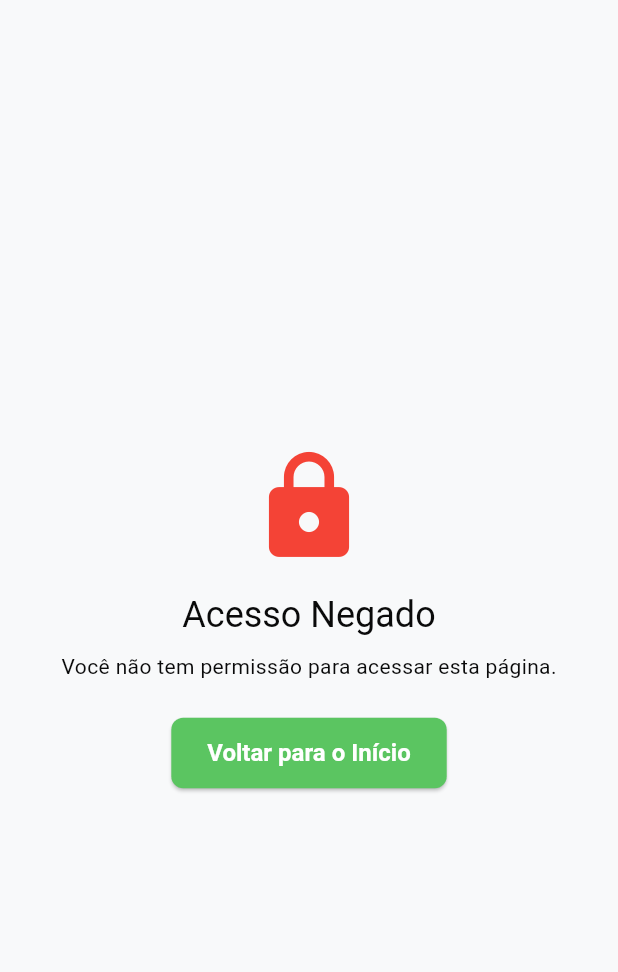
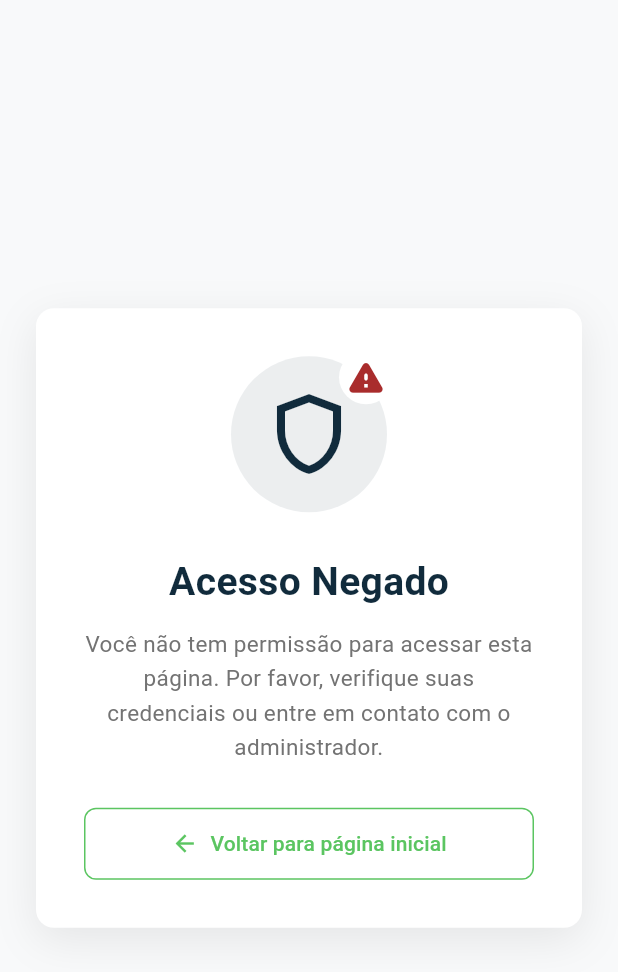
Before and after one commit to cidade-integra/cidade-integra-mobile, a Flutter app: the AccessDeniedScreen screen opened by its route, on a phone screen of 412 x 824 dp. Shown: the top 972 px of the screen. Run offline on Flutter 3.47's test engine with Material 3 defaults, Android fonts, the phone set to English and light mode, and no system bars; our stand-ins replace flutter_svg, go_router.

Commit message:
feat: implement Access Denied screen with brand styling and card layout
Made-with: Cursor

```diff
--- a/cidade_integra/lib/screens/access_denied_screen.dart
+++ b/cidade_integra/lib/screens/access_denied_screen.dart
@@ -1,5 +1,6 @@
 import 'package:flutter/material.dart';
 import 'package:go_router/go_router.dart';
+import '../utils/app_theme.dart';
 
 class AccessDeniedScreen extends StatelessWidget {
   const AccessDeniedScreen({super.key});
@@ -7,22 +8,93 @@ class AccessDeniedScreen extends StatelessWidget {
   @override
   Widget build(BuildContext context) {
     return Scaffold(
+      backgroundColor: AppColors.fundo,
       body: Center(
-        child: Column(
-          mainAxisAlignment: MainAxisAlignment.center,
-          children: [
-            const Icon(Icons.lock, size: 80, color: Colors.red),
-            const SizedBox(height: 16),
-            Text('Acesso Negado',
-                style: Theme.of(context).textTheme.headlineSmall),
-            const SizedBox(height: 8),
-            const Text('Você não tem permissão para acessar esta página.'),
-            const SizedBox(height: 24),
-            ElevatedButton(
-              onPressed: () => context.go('/'),
-              child: const Text('Voltar para o Início'),
+        child: Padding(
+          padding: const EdgeInsets.symmetric(horizontal: 24),
+          child: Container(
+            constraints: const BoxConstraints(maxWidth: 400),
+            padding: const EdgeInsets.all(32),
+            decoration: BoxDecoration(
+              color: AppColors.branco,
+              borderRadius: BorderRadius.circular(12),
+              boxShadow: [
+                BoxShadow(
+                  color: Colors.black.withValues(alpha: 0.08),
+                  blurRadius: 24,
+                  offset: const Offset(0, 8),
+                ),
+              ],
             ),
-          ],
+            child: Column(
+              mainAxisSize: MainAxisSize.min,
+              children: [
+                Stack(
+                  clipBehavior: Clip.none,
+                  children: [
+                    Container(
+                      padding: const EdgeInsets.all(20),
+                      decoration: BoxDecoration(
+                        color: AppColors.azul.withValues(alpha: 0.08),
+                        shape: BoxShape.circle,
+                      ),
+                      child: Icon(
+                        Icons.shield_outlined,
+                        size: 64,
+                        color: AppColors.azul,
+                      ),
+                    ),
+                    Positioned(
+                      top: -4,
+                      right: -4,
+                      child: Container(
+                        padding: const EdgeInsets.all(4),
+                        decoration: BoxDecoration(
+                          color: AppColors.branco,
+                          shape: BoxShape.circle,
+                        ),
+                        child: Icon(
+                          Icons.warning_rounded,
+                          size: 28,
+                          color: AppColors.vermelho,
+                        ),
+                      ),
+                    ),
+                  ],
+                ),
+                const SizedBox(height: 28),
+                Text(
+                  'Acesso Negado',
+                  style: TextStyle(
+                    fontSize: 26,
+                    fontWeight: FontWeight.w700,
+                    color: AppColors.azul,
+                  ),
+                ),
+                const SizedBox(height: 12),
+                Text(
+                  'Você não tem permissão para acessar esta página. '
+                  'Por favor, verifique suas credenciais ou entre em contato '
+                  'com o administrador.',
+                  style: TextStyle(
+                    fontSize: 15,
+                    color: AppColors.textoSecundario,
+                    height: 1.5,
+                  ),
+                  textAlign: TextAlign.center,
+                ),
+                const SizedBox(height: 28),
+                SizedBox(
+                  width: double.infinity,
+                  child: OutlinedButton.icon(
+                    onPressed: () => context.go('/'),
+                    icon: const Icon(Icons.arrow_back, size: 18),
+                    label: const Text('Voltar para página inicial'),
+                  ),
+                ),
+              ],
+            ),
+          ),
         ),
       ),
     );
```
